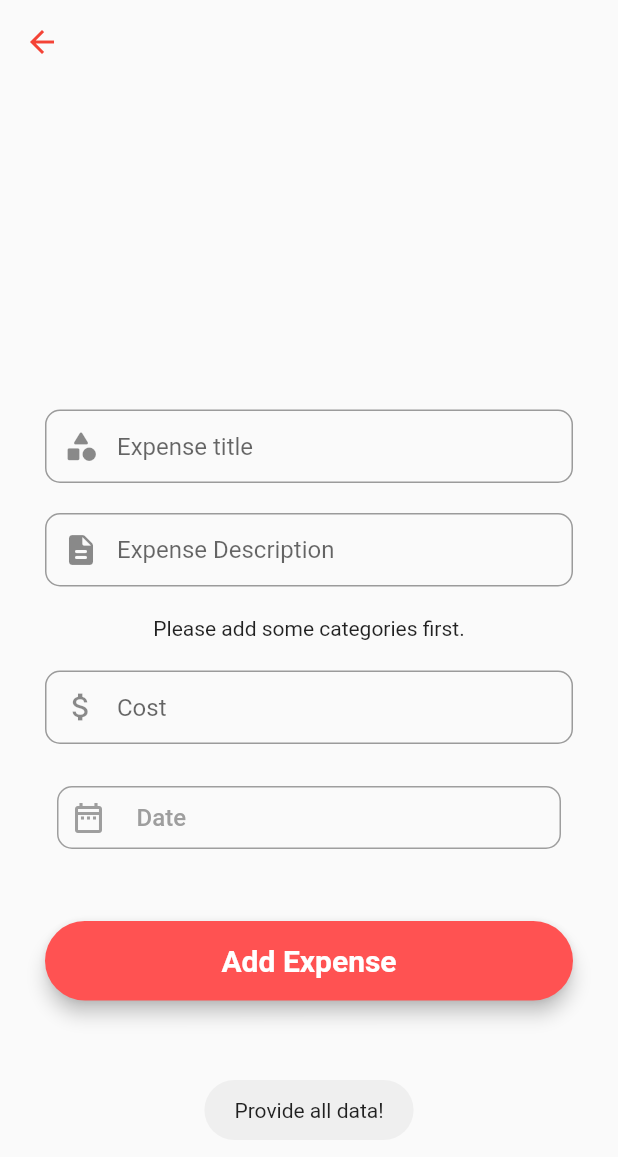
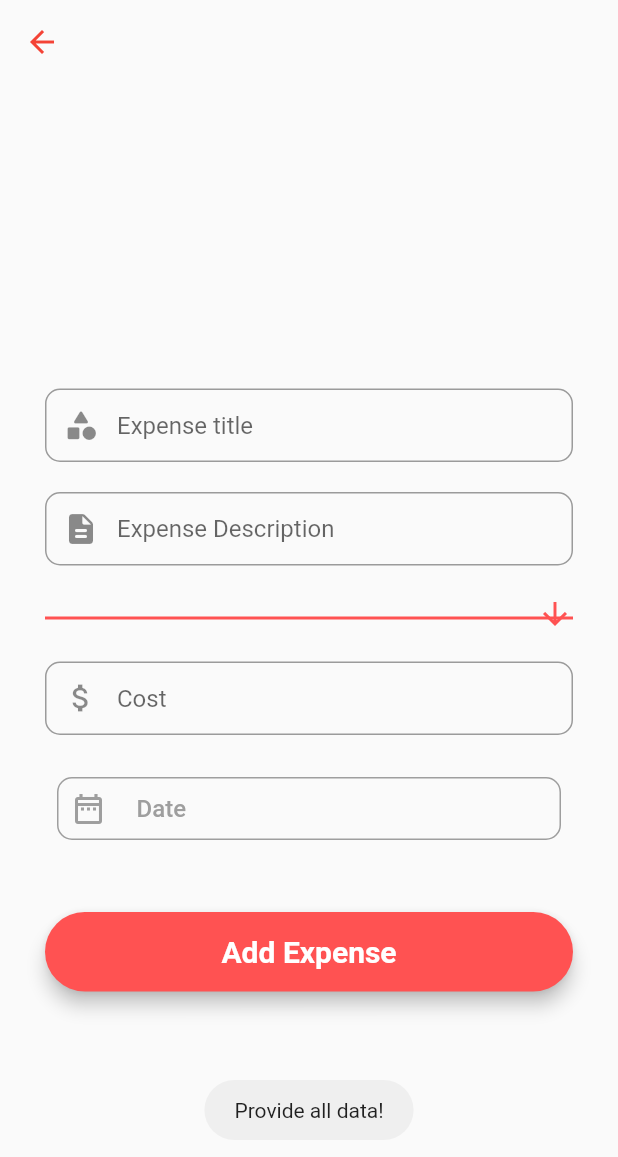
Before and after one commit to ZuzaTwardowska/Bilans-app, a Flutter app: the AddExpensePage screen opened directly with empty values, after a tap on "Add Expense", on a phone screen of 412 x 824 dp. Shown: the top 1157 px of the screen. Run offline on Flutter 3.47's test engine with Material 2 defaults, Android fonts, the phone set to English and light mode, and no system bars; our stand-ins replace cloud_firestore, firebase_auth, firebase_core, flutter_datetime_picker, fluttertoast, pie_chart; accounts and stored records are empty.

Commit message:
read categories without stream

```diff
--- a/lib/components/form_field_components.dart
+++ b/lib/components/form_field_components.dart
@@ -211,50 +211,32 @@ class FormFieldComponents {
     );
   }
 
-  static StreamBuilder dropdownCategoryListField(
-      Stream<QuerySnapshot> dataStream,
+  static DropdownButton<String> dropdownCategoryListField(
+      Map<String, String> categories,
       String? selectedCategory,
       Function action) {
-    return StreamBuilder<QuerySnapshot>(
-      stream: dataStream,
-      builder: (context, snapshot) {
-        if (!snapshot.hasData) {
-          return const Center(
-            child: CircularProgressIndicator(),
-          );
-        }
-        if (snapshot.data!.docs.isNotEmpty) {
-          return Row(
-            children: <Widget>[
-              Expanded(
-                flex: 4,
-                child: InputDecorator(
-                  decoration: const InputDecoration(
-                    hintText: 'Choose category',
+    return DropdownButton<String>(
+      value: selectedCategory,
+      icon: const Icon(
+        Icons.arrow_downward,
+        color: Colors.redAccent,
       ),
-                  isEmpty: selectedCategory == null,
-                  child: DropdownButton(
-                    value: selectedCategory,
-                    isDense: true,
+      elevation: 16,
       isExpanded: true,
+      style: const TextStyle(color: Colors.redAccent),
+      underline: Container(
+        height: 2,
+        color: Colors.redAccent,
+      ),
       onChanged: (String? newValue) {
         action(newValue!);
       },
-                    items: snapshot.data!.docs.map((doc) {
+      items: categories.keys.map<DropdownMenuItem<String>>((String key) {
         return DropdownMenuItem<String>(
-                        value: CategoryModel.fromMap(doc).id,
-                        child: Text(CategoryModel.fromMap(doc).name!),
+          value: key,
+          child: Text(categories[key]!),
         );
       }).toList(),
-                  ),
-                ),
-              ),
-            ],
-          );
-        } else {
-          return const Text("Please add some categories first.");
-        }
-      },
     );
   }
 }
--- a/lib/components/page_components.dart
+++ b/lib/components/page_components.dart
@@ -40,6 +40,7 @@ class PageComponents {
         color: Colors.redAccent,
       ),
       elevation: 16,
+      isExpanded: true,
       style: const TextStyle(color: Colors.redAccent),
       underline: Container(
         height: 2,
--- a/lib/pages/add_expense_page.dart
+++ b/lib/pages/add_expense_page.dart
@@ -1,7 +1,7 @@
+import 'package:bilans/components/chart_components.dart';
 import 'package:bilans/components/database_components.dart';
 import 'package:bilans/components/form_field_components.dart';
 import 'package:bilans/models/user_model.dart';
-import 'package:cloud_firestore/cloud_firestore.dart';
 import 'package:flutter/material.dart';
 
 class AddExpensePage extends StatefulWidget {
@@ -21,17 +21,18 @@ class _AddExpensePageState extends State<AddExpensePage> {
   DateTime? dateControll;
   String? selectedCategory;
   String? errorMessage;
+  Center categoryField = const Center(
+    child: CircularProgressIndicator(),
+  );
 
   @override
   void initState() {
     super.initState();
+    loadCategories();
   }
 
   @override
   Widget build(BuildContext context) {
-    CollectionReference categories =
-        FirebaseFirestore.instance.collection('categories');
-
     final nameField = FormFieldComponents.regularTextField(nameController,
         "Expense title", true, Icons.category_rounded, TextInputAction.next);
 
@@ -44,18 +45,6 @@ class _AddExpensePageState extends State<AddExpensePage> {
 
     final amountField = FormFieldComponents.amountTextField(
         amountController, "Cost", TextInputAction.next);
-
-    final categoryField = FormFieldComponents.dropdownCategoryListField(
-        categories
-            .where("userId", isEqualTo: widget.loggedInUser.uid)
-            .where("type", isEqualTo: "Expense Category")
-            .snapshots(),
-        selectedCategory,
-        (String value) => {
-              setState(() {
-                selectedCategory = value;
-              })
-            });
 
     final dateField = FormFieldComponents.dateField(
         context,
@@ -93,7 +82,7 @@ class _AddExpensePageState extends State<AddExpensePage> {
               key: _formKey,
               child: Column(
                 children: <Widget>[
-                  const SizedBox(height: 60),
+                  const SizedBox(height: 40),
                   nameField,
                   const SizedBox(height: 20),
                   descriptionField,
@@ -113,4 +102,23 @@ class _AddExpensePageState extends State<AddExpensePage> {
       ),
     );
   }
+
+  void loadCategories() async {
+    Map<String, String> categories = await ChartComponents.readCategories(
+        "Expense Category", widget.loggedInUser);
+    setState(() {
+      categoryField = Center(
+        child: FormFieldComponents.dropdownCategoryListField(
+          categories,
+          selectedCategory,
+          (String value) => {
+            setState(() {
+              selectedCategory = value;
+              loadCategories();
+            })
+          },
+        ),
+      );
+    });
+  }
 }
```
Also changed, not shown: lib/pages/add_income_page.dart (+24 -17 lines), lib/pages/reports_page.dart (+33 -37 lines). Lines whose indentation alone changed are shown as unchanged.
